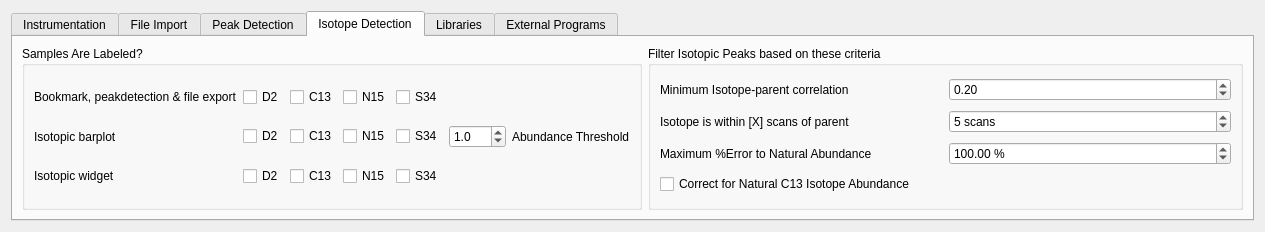
Above: mzroll/forms/settingsform.ui from ElucidataInc/ElMaven before the change. Below: the same form after it.
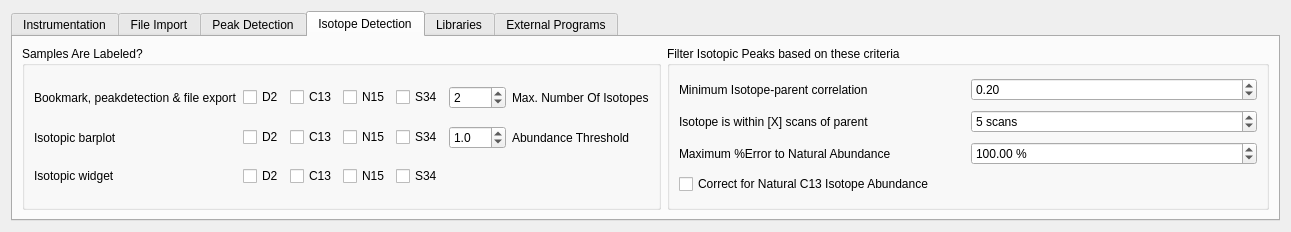
That is the form after the change. The open tabs and pages were chosen to show the change. Icons and pictures are not drawn.

Commit message:
Fix: Inconsistent behaviour during isotopes detection is fixed.
   - During bookmarking peaks groups, isotopes are computed whether
     report isotopic peaks is enabled or not.

   - Isotopes computed in peaktable and bookmark table also takes
     account which isotopic atoms are to be included in isotopes.
     These elements can be set or unset in options dialog.

   - A new quantity is added to limit the maximum number of isotopes
     to be present for a group in options dialog. These value ensures
     maximum number of isotopes for each isotopic atom in a group.

Diff of the .ui file:
```diff
--- a/mzroll/forms/settingsform.ui
+++ b/mzroll/forms/settingsform.ui
@@ -6,7 +6,7 @@
    <rect>
     <x>0</x>
     <y>0</y>
-    <width>1265</width>
+    <width>1291</width>
     <height>232</height>
    </rect>
   </property>
@@ -618,6 +618,20 @@
             </property>
            </widget>
           </item>
+          <item row="0" column="5">
+           <widget class="QSpinBox" name="noOfIsotopes">
+            <property name="value">
+             <number>2</number>
+            </property>
+           </widget>
+          </item>
+          <item row="0" column="6">
+           <widget class="QLabel" name="label_27">
+            <property name="text">
+             <string>Max. Number Of Isotopes</string>
+            </property>
+           </widget>
+          </item>
          </layout>
         </widget>
        </item>
```
The commit also changes 20 other files.
